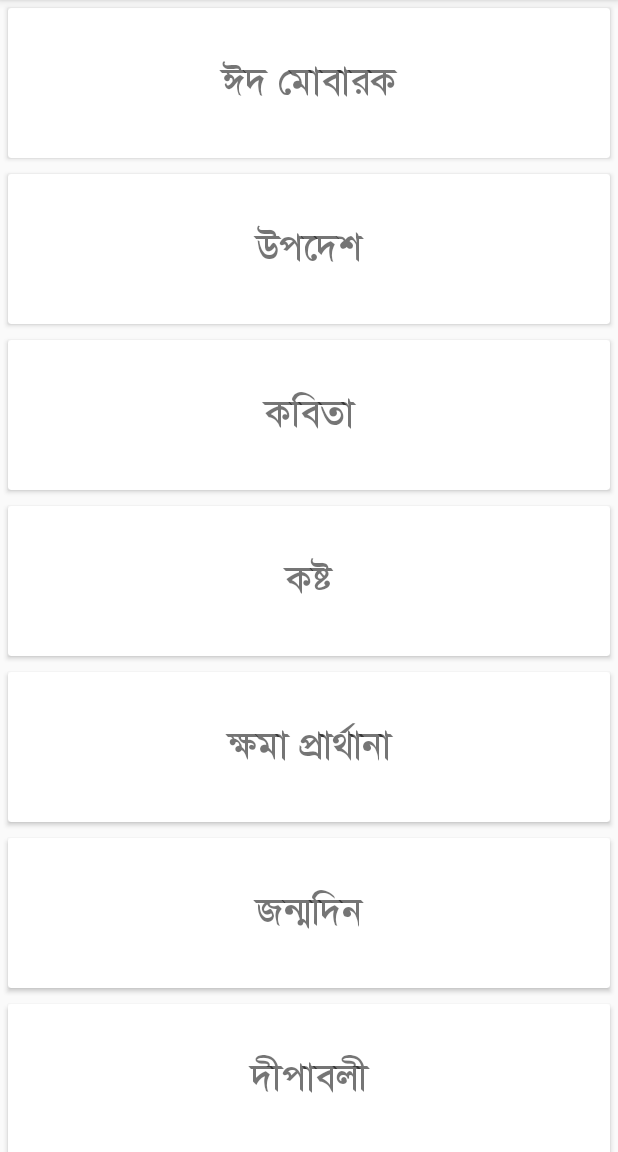
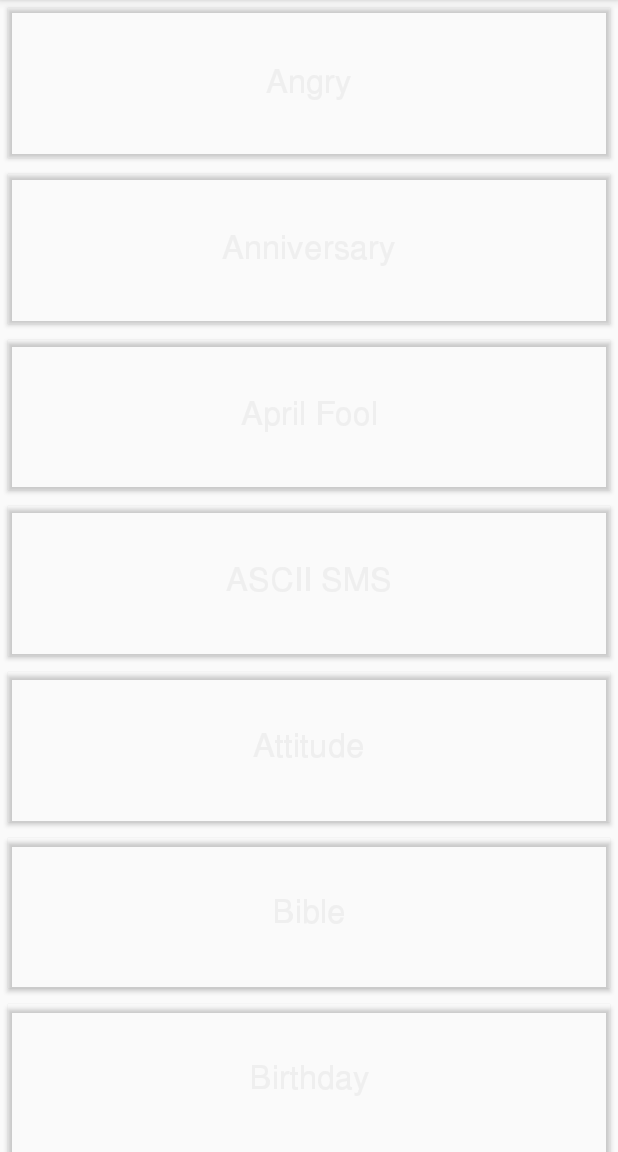
Before and after one commit to extreme-piash/SMSForLife, an Android app: the fragment EnglishSubFragment shown on its own in the app's theme, on a phone screen of 412 x 824 dp, the part 84-1236 px from its top. Run offline under Robolectric (Android 15) with nearby library versions, the phone set to English and light mode, and no system bars.

Commit message:
added backgroud image and fixed some bugs

```diff
--- a/app/src/main/java/mpsoftware/ltd/smsforlife/Fragment/EnglishSMSFragment.java
+++ b/app/src/main/java/mpsoftware/ltd/smsforlife/Fragment/EnglishSMSFragment.java
@@ -44,7 +44,7 @@ public class EnglishSMSFragment extends Fragment {
 
         mLayoutManager = new GridLayoutManager(getActivity(), 2);
         mRecyclerViewBangla.setLayoutManager(mLayoutManager);
-        mStringList = Arrays.asList(getResources().getStringArray(R.array.BanglaSMSList));
+        mStringList = Arrays.asList(getResources().getStringArray(R.array.EnglishSMSList));
         mSmsAdapter = new SmsDataAdapter(getActivity(), mStringList);
         mRecyclerViewBangla.setAdapter(mSmsAdapter);
 
@@ -53,7 +53,7 @@ public class EnglishSMSFragment extends Fragment {
             public void onItemClick(int position, View v) {
 
                 //getFragmentManager().beginTransaction().replace(R.id.content_main, new BanglaSubFragment()).addToBackStack(null).commit();
-                Fragment fragment = new EnglishSMSFragment();
+                Fragment fragment = new EnglishSubFragment();
                 FragmentTransaction fragmentTransaction = getActivity().getFragmentManager().beginTransaction();
                 fragmentTransaction.replace(R.id.content_main, fragment);
                 fragmentTransaction.addToBackStack(null);
--- a/app/src/main/java/mpsoftware/ltd/smsforlife/Fragment/EnglishSubFragment.java
+++ b/app/src/main/java/mpsoftware/ltd/smsforlife/Fragment/EnglishSubFragment.java
@@ -1,8 +1,8 @@
 package mpsoftware.ltd.smsforlife.Fragment;
 
 
+import android.app.Fragment;
 import android.os.Bundle;
-import android.support.v4.app.Fragment;
 import android.support.v7.widget.GridLayoutManager;
 import android.support.v7.widget.RecyclerView;
 import android.view.LayoutInflater;
@@ -20,7 +20,7 @@ import mpsoftware.ltd.smsforlife.R;
  */
 public class EnglishSubFragment extends Fragment {
 
-    private RecyclerView mRecyclerViewBanglaSub;
+    private RecyclerView mRecyclerViewEnglishSub;
     private RecyclerView.LayoutManager mLayoutManager;
     private List<String> mStringList;
     private SmsDataAdapter mSmsAdapter;
@@ -35,13 +35,13 @@ public class EnglishSubFragment extends Fragment {
         // Inflate the layout for this fragment
         View view =  inflater.inflate(R.layout.fragment_english_sub, container, false);
 
-        mRecyclerViewBanglaSub = (RecyclerView)view.findViewById(R.id.recylerViewEnglishSub);
+        mRecyclerViewEnglishSub = (RecyclerView)view.findViewById(R.id.recylerViewEnglishSub);
 
         mLayoutManager = new GridLayoutManager(getActivity(), 1);
-        mRecyclerViewBanglaSub.setLayoutManager(mLayoutManager);
-        mStringList = Arrays.asList(getResources().getStringArray(R.array.BanglaSMSList));
+        mRecyclerViewEnglishSub.setLayoutManager(mLayoutManager);
+        mStringList = Arrays.asList(getResources().getStringArray(R.array.EnglishSMSList));
         mSmsAdapter = new SmsDataAdapter(getActivity(), mStringList);
-        mRecyclerViewBanglaSub.setAdapter(mSmsAdapter);
+        mRecyclerViewEnglishSub.setAdapter(mSmsAdapter);
         return view;
     }
 
--- a/app/src/main/res/layout/content_main.xml
+++ b/app/src/main/res/layout/content_main.xml
@@ -6,9 +6,8 @@
     android:layout_width="match_parent"
     android:layout_height="match_parent"
     android:orientation="vertical"
+    android:background="@drawable/bdimage"
     app:layout_behavior="@string/appbar_scrolling_view_behavior"
     tools:context="mpsoftware.ltd.smsforlife.MainActivity"
     tools:showIn="@layout/activity_main">
-
-
 </LinearLayout>
--- a/app/src/main/res/layout/fragment_main_content.xml
+++ b/app/src/main/res/layout/fragment_main_content.xml
@@ -22,6 +22,6 @@
         android:layout_width="match_parent"
         android:layout_height="match_parent"
         android:layout_weight="1"
-        android:background="@android:color/white" />
+        android:background="@drawable/bdimage"/>
 
 </LinearLayout>
--- a/app/src/main/res/layout/smsadapter_layout.xml
+++ b/app/src/main/res/layout/smsadapter_layout.xml
@@ -1,12 +1,14 @@
 <?xml version="1.0" encoding="utf-8"?>
 <LinearLayout xmlns:android="http://schemas.android.com/apk/res/android"
     android:layout_width="match_parent"
-    android:layout_height="wrap_content">
+    android:layout_height="wrap_content"
+    xmlns:card_view="http://schemas.android.com/apk/res-auto">
     <android.support.v7.widget.CardView
         android:id="@+id/card_view"
         android:layout_width="match_parent"
         android:layout_height="100dp"
         android:layout_gravity="center"
+        card_view:cardBackgroundColor="#00000000"
         android:layout_margin="5dp"
         android:elevation="2dp">
         <TextView
@@ -14,6 +16,7 @@
          android:layout_height="match_parent"
          android:id="@+id/textViewSMS"
          android:gravity="center"
-         android:textSize="25sp" />
+            android:textColor="#eeee"
+         android:textSize="22sp" />
     </android.support.v7.widget.CardView>
 </LinearLayout>
--- a/app/src/main/res/values/strings.xml
+++ b/app/src/main/res/values/strings.xml
@@ -29,6 +29,43 @@
 
     </string-array>
 
+    <string-array name="EnglishSMSList">
+        <item>Angry</item>
+        <item>Anniversary</item>
+        <item>April Fool</item>
+        <item>ASCII SMS</item>
+        <item>Attitude</item>
+        <item>Bible</item>
+        <item>Birthday</item>
+        <item>Boss Birthday</item>
+        <item>Boy VS Girl</item>
+        <item>Boyfriend Birthday</item>
+        <item>Boyfriend Love</item>
+        <item>Breakup SMS</item>
+        <item>Broken Heart</item>
+        <item>Brother SMS</item>
+        <item>Caring SMS</item>
+        <item>Children\'s Day</item>
+        <item>Christian Birthday</item>
+        <item>Chrismas</item>
+        <item>Columbus day</item>
+        <item>Condolence</item>
+        <item>Cool</item>
+        <item>Dad Birthday</item>
+        <item>Daughter Birthday</item>
+        <item>Dirty</item>
+        <item>Diwali</item>
+        <item>Easter</item>
+        <item>Eid</item>
+        <item>Emotional</item>
+        <item>Engagement</item>
+        <item>Exan</item>
+        <item>Farewell</item>
+        <item>Father\'s Day</item>
+        <item>Festival</item>
+        <item>Llirt</item>
+        <item>Friday</item>
+    </string-array>
     <!-- TODO: Remove or change this placeholder text -->
     <string name="hello_blank_fragment">Hello blank fragment</string>
 </resources>
```
Also changed, not shown: app/src/main/res/drawable/bdimage.jpg (added).
